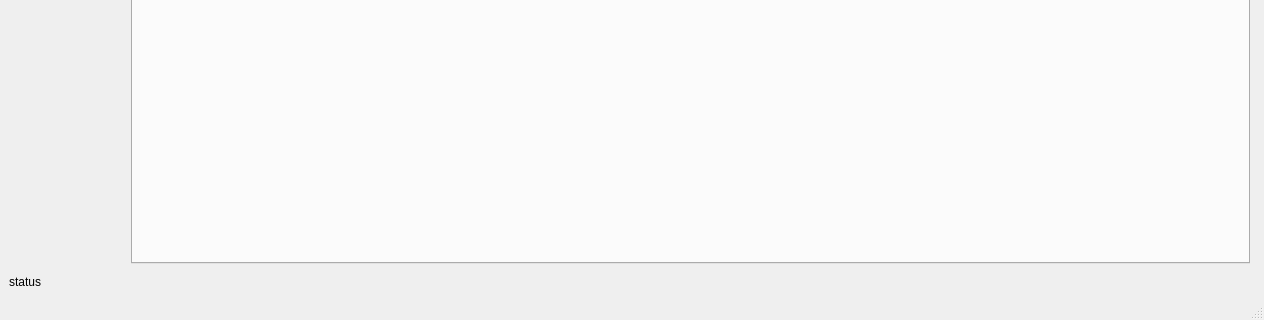
Old version of the form GUI/qt5TCMonitorMainWindow.ui in the repository jaroslavkovar80/SSHClient; both pictures show x 0 to 1264 and y 588 to 908 of the 1264 by 908 pixel window.
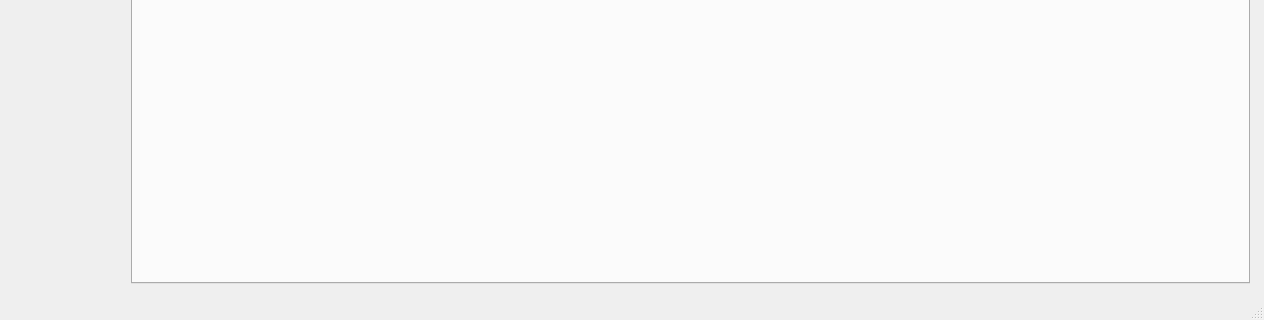
New version of the form.

Commit message: menu, about dialog and status bar

```diff
--- a/GUI/qt5TCMonitorMainWindow.ui
+++ b/GUI/qt5TCMonitorMainWindow.ui
@@ -694,13 +694,6 @@
       </item>
      </layout>
     </item>
-    <item row="1" column="0">
-     <widget class="QLabel" name="lbStatus">
-      <property name="text">
-       <string>status</string>
-      </property>
-     </widget>
-    </item>
    </layout>
   </widget>
   <widget class="QMenuBar" name="menubar">
```
The commit also changes 4 other files.
